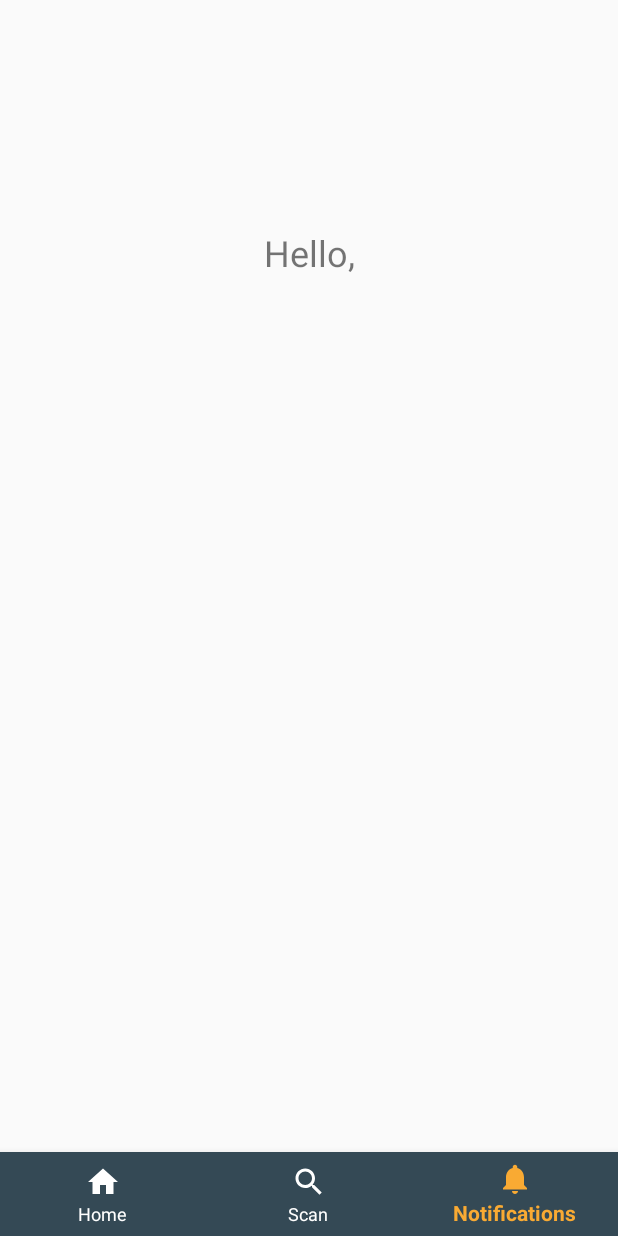
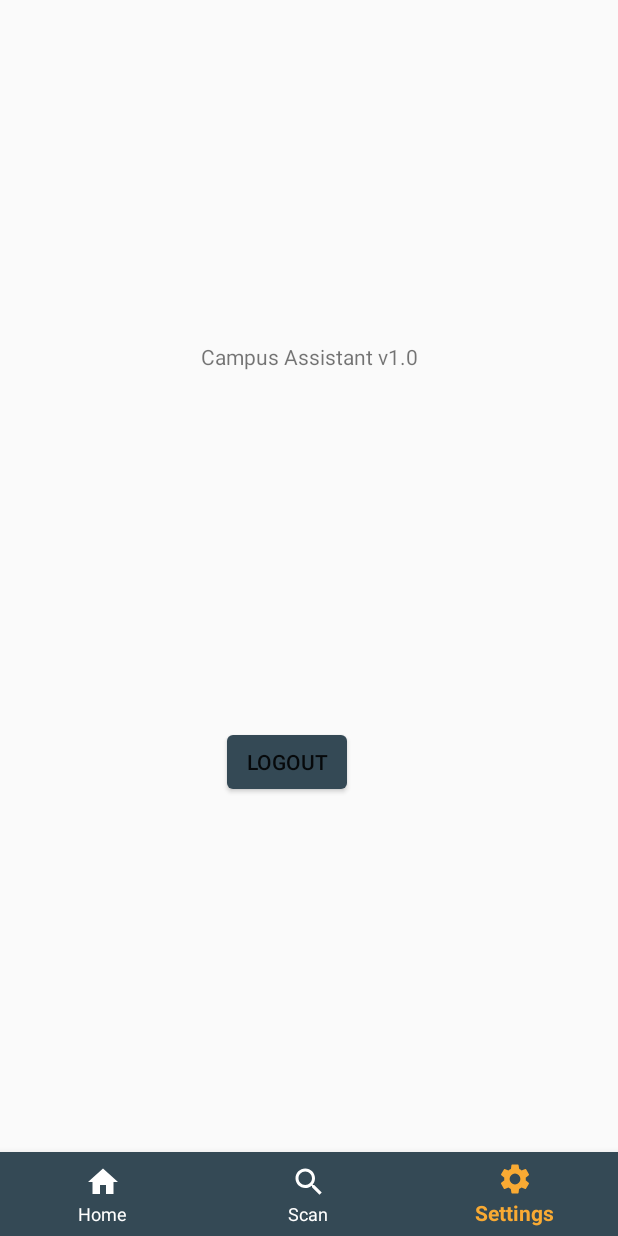
Before and after one commit to emre-akin/CampusAssistant, an Android app: the HomeFragment screen opened directly, with no data from a screen before it, item 3 of the bottom bar chosen, on a phone screen of 412 x 824 dp. Run offline under Robolectric (Android 15) with nearby library versions, the light colour scheme and no system bars; 3 statements that could not run were skipped.

Commit message:
- Home added. - Settings added.

```diff
--- a/app/src/main/java/com/emre/campusassistant/HomeFragment.java
+++ b/app/src/main/java/com/emre/campusassistant/HomeFragment.java
@@ -7,6 +7,8 @@ import android.support.v4.app.Fragment;
 import android.view.LayoutInflater;
 import android.view.View;
 import android.view.ViewGroup;
+import android.webkit.WebView;
+import android.webkit.WebViewClient;
 import android.widget.TextView;
 
 public class HomeFragment extends Fragment {
@@ -15,9 +17,15 @@ public class HomeFragment extends Fragment {
     public View onCreateView(@NonNull LayoutInflater inflater, @Nullable ViewGroup container, @Nullable Bundle savedInstanceState) {
         View v = inflater.inflate(R.layout.fragment_home,container,false);
         // TODO: 20.12.2018 Create profile view when database is ready.
-        TextView homeTextView = v.findViewById(R.id.homeTextView);
+
         String username = getArguments().getString("username");
-        homeTextView.append(username);
+        int studentID = getArguments().getInt("id");
+
+        WebView homeWebView = v.findViewById(R.id.homeWebView);
+        homeWebView.setWebViewClient(new WebViewClient());
+        homeWebView.getSettings().setJavaScriptEnabled(true);
+        homeWebView.loadUrl("http://emreiot.baykalsarioglu.com/home.php?id="+studentID);
+        homeWebView.setLayerType(homeWebView.LAYER_TYPE_HARDWARE, null);
 
         return v;
     }
--- a/app/src/main/java/com/emre/campusassistant/LoginActivity.java
+++ b/app/src/main/java/com/emre/campusassistant/LoginActivity.java
@@ -84,6 +84,7 @@ public class LoginActivity extends AppCompatActivity {
             if(studentID != 0){
                 Intent i = new Intent(LoginActivity.this, MainActivity.class);
                 i.putExtra("username",username);
+                i.putExtra("id", studentID);
                 finish();
                 startActivity(i);
             }
--- a/app/src/main/java/com/emre/campusassistant/MainActivity.java
+++ b/app/src/main/java/com/emre/campusassistant/MainActivity.java
@@ -77,6 +77,11 @@ public class MainActivity extends AppCompatActivity {
         }
     }
 
+    @Override
+    public void onBackPressed() {
+        moveTaskToBack(true);
+    }
+
     private BottomNavigationView.OnNavigationItemSelectedListener navListener
             = new BottomNavigationView.OnNavigationItemSelectedListener() {
         @Override
@@ -93,7 +98,7 @@ public class MainActivity extends AppCompatActivity {
                     fragment.setArguments(bundle);
                     break;
                 case R.id.navigation_notifications:
-                    fragment = new HomeFragment();
+                    fragment = new SettingsFragment();
                     fragment.setArguments(bundle);
                     break;
             }
--- /dev/null
+++ b/app/src/main/java/com/emre/campusassistant/SettingsFragment.java
@@ -0,0 +1,32 @@
+package com.emre.campusassistant;
+
+import android.content.Intent;
+import android.os.Bundle;
+import android.support.annotation.NonNull;
+import android.support.annotation.Nullable;
+import android.support.v4.app.Fragment;
+import android.view.LayoutInflater;
+import android.view.View;
+import android.view.ViewGroup;
+import android.widget.Button;
+
+public class SettingsFragment extends Fragment {
+    @Nullable
+    @Override
+    public View onCreateView(@NonNull LayoutInflater inflater, @Nullable ViewGroup container, @Nullable Bundle savedInstanceState) {
+        View v = inflater.inflate(R.layout.fragment_settings,container,false);
+        // TODO: 20.12.2018 Create profile view when database is ready.
+
+        Button logout = v.findViewById(R.id.logoutButton);
+        logout.setOnClickListener(new View.OnClickListener() {
+            @Override
+            public void onClick(View v) {
+                Intent i = new Intent(v.getContext(), StartActivity.class);
+                getActivity().finish();
+                startActivity(i);
+            }
+        });
+
+        return v;
+    }
+}
--- /dev/null
+++ b/app/src/main/res/drawable-anydpi/ic_settings.xml
@@ -0,0 +1,10 @@
+<vector xmlns:android="http://schemas.android.com/apk/res/android"
+    android:width="24dp"
+    android:height="24dp"
+    android:viewportWidth="24"
+    android:viewportHeight="24"
+    android:tint="#FFFFFF">
+    <path
+        android:fillColor="#FF000000"
+        android:pathData="M19.1,12.9a2.8,2.8 0,0 0,0.1 -0.9,2.8 2.8,0 0,0 -0.1,-0.9l2.1,-1.6a0.7,0.7 0,0 0,0.1 -0.6L19.4,5.5a0.7,0.7 0,0 0,-0.6 -0.2l-2.4,1a6.5,6.5 0,0 0,-1.6 -0.9l-0.4,-2.6a0.5,0.5 0,0 0,-0.5 -0.4H10.1a0.5,0.5 0,0 0,-0.5 0.4L9.3,5.4a5.6,5.6 0,0 0,-1.7 0.9l-2.4,-1a0.4,0.4 0,0 0,-0.5 0.2l-2,3.4c-0.1,0.2 0,0.4 0.2,0.6l2,1.6a2.8,2.8 0,0 0,-0.1 0.9,2.8 2.8,0 0,0 0.1,0.9L2.8,14.5a0.7,0.7 0,0 0,-0.1 0.6l1.9,3.4a0.7,0.7 0,0 0,0.6 0.2l2.4,-1a6.5,6.5 0,0 0,1.6 0.9l0.4,2.6a0.5,0.5 0,0 0,0.5 0.4h3.8a0.5,0.5 0,0 0,0.5 -0.4l0.3,-2.6a5.6,5.6 0,0 0,1.7 -0.9l2.4,1a0.4,0.4 0,0 0,0.5 -0.2l2,-3.4c0.1,-0.2 0,-0.4 -0.2,-0.6ZM12,15.6A3.6,3.6 0,1 1,15.6 12,3.6 3.6,0 0,1 12,15.6Z"/>
+</vector>
--- a/app/src/main/res/layout/fragment_home.xml
+++ b/app/src/main/res/layout/fragment_home.xml
@@ -6,19 +6,14 @@
     android:layout_width="match_parent"
     android:layout_height="match_parent">
 
-    <TextView
-        android:id="@+id/homeTextView"
-        android:layout_width="wrap_content"
-        android:layout_height="wrap_content"
-        android:layout_marginStart="8dp"
+    <WebView
+        android:id="@+id/homeWebView"
+        android:layout_width="match_parent"
+        android:layout_height="624dp"
         android:layout_marginTop="8dp"
-        android:layout_marginEnd="8dp"
         android:layout_marginBottom="8dp"
-        android:text="@string/homeTextView"
-        android:textSize="24sp"
         app:layout_constraintBottom_toBottomOf="parent"
         app:layout_constraintEnd_toEndOf="parent"
         app:layout_constraintStart_toStartOf="parent"
-        app:layout_constraintTop_toTopOf="parent"
-        app:layout_constraintVertical_bias="0.2" />
+        app:layout_constraintTop_toTopOf="parent" />
 </android.support.constraint.ConstraintLayout>
--- /dev/null
+++ b/app/src/main/res/layout/fragment_settings.xml
@@ -0,0 +1,37 @@
+<?xml version="1.0" encoding="utf-8"?>
+<android.support.constraint.ConstraintLayout xmlns:android="http://schemas.android.com/apk/res/android"
+    xmlns:app="http://schemas.android.com/apk/res-auto"
+    xmlns:tools="http://schemas.android.com/tools"
+    android:layout_width="match_parent"
+    android:layout_height="match_parent"
+    tools:context=".SettingsFragment" >
+
+    <TextView
+        android:id="@+id/versionView"
+        android:layout_width="wrap_content"
+        android:layout_height="wrap_content"
+        android:layout_marginStart="8dp"
+        android:layout_marginTop="164dp"
+        android:layout_marginEnd="8dp"
+        android:layout_marginBottom="457dp"
+        android:text="@string/versiontextview"
+        app:layout_constraintBottom_toBottomOf="parent"
+        app:layout_constraintEnd_toEndOf="parent"
+        app:layout_constraintStart_toStartOf="parent"
+        app:layout_constraintTop_toTopOf="parent" />
+
+    <Button
+        android:id="@+id/logoutButton"
+        android:layout_width="wrap_content"
+        android:layout_height="wrap_content"
+        android:layout_marginStart="147dp"
+        android:layout_marginTop="8dp"
+        android:layout_marginEnd="149dp"
+        android:layout_marginBottom="8dp"
+        android:text="@string/logoutButton"
+        app:layout_constraintBottom_toBottomOf="parent"
+        app:layout_constraintEnd_toEndOf="parent"
+        app:layout_constraintHorizontal_bias="0.0"
+        app:layout_constraintStart_toStartOf="parent"
+        app:layout_constraintTop_toBottomOf="@+id/versionView" />
+</android.support.constraint.ConstraintLayout>
--- a/app/src/main/res/menu/navigation.xml
+++ b/app/src/main/res/menu/navigation.xml
@@ -13,7 +13,7 @@
 
     <item
         android:id="@+id/navigation_notifications"
-        android:icon="@drawable/ic_notifications_black_24dp"
+        android:icon="@drawable/ic_settings"
         android:title="@string/title_notifications" />
 
 </menu>
--- a/app/src/main/res/values/strings.xml
+++ b/app/src/main/res/values/strings.xml
@@ -9,7 +9,12 @@
     <string name="title_activity_main">MainActivity</string>
     <string name="title_home">Home</string>
     <string name="title_dashboard">Scan</string>
-    <string name="title_notifications">Notifications</string>
+    <string name="title_notifications">Settings</string>
     <string name="homeTextView">Hello, </string>
     <string name="scanButton">SCAN</string>
+
+    <!-- TODO: Remove or change this placeholder text -->
+    <string name="hello_blank_fragment">Hello blank fragment</string>
+    <string name="versiontextview">Campus Assistant v1.0</string>
+    <string name="logoutButton">Logout</string>
 </resources>
```
Also changed, not shown: app/src/main/res/drawable-hdpi/ic_settings.png (added), app/src/main/res/drawable-mdpi/ic_settings.png (added), app/src/main/res/drawable-xhdpi/ic_settings.png (added), app/src/main/res/drawable-xxhdpi/ic_settings.png (added).
